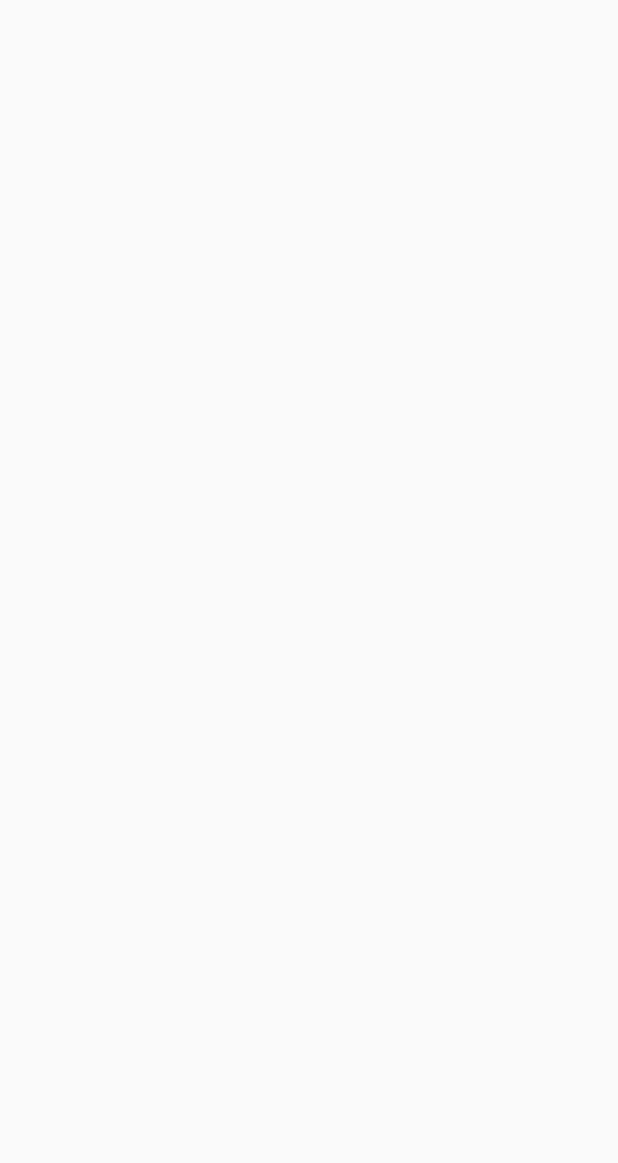
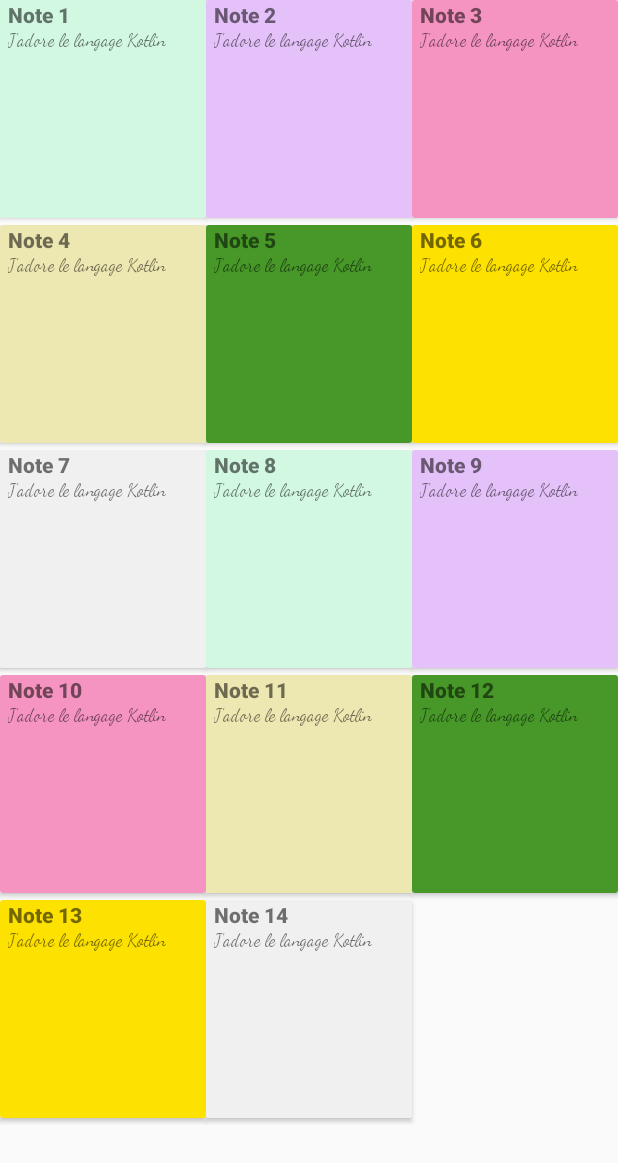
Before and after one commit to RiviereGregory/kotlin_dev_applications_mobiles, an Android app built with Jetpack Compose: the screen it shows after launch (MainActivity), on a phone screen of 412 x 824 dp. Before the commit the part shown is empty. Shown: the top 1163 px of the screen. Run offline under Robolectric (Android 15) with nearby library versions, the phone set to English and light mode, and no system bars.

Commit message:
feat: BlocNote - Ajout recyclerview avec adaptater pour note

```diff
--- a/BlocNote/app/src/main/java/mrs/riverjach/blocnote/NotesListe.kt
+++ b/BlocNote/app/src/main/java/mrs/riverjach/blocnote/NotesListe.kt
@@ -1,11 +1,47 @@
 package mrs.riverjach.blocnote
 
 import android.os.Bundle
+import android.view.View
+import android.widget.Toast
 import androidx.activity.ComponentActivity
+import androidx.recyclerview.widget.LinearLayoutManager
+import androidx.recyclerview.widget.RecyclerView
+import mrs.riverjach.blocnote.adapter.NoteAdapter
+import mrs.riverjach.blocnote.model.Note
 
-class MainActivity : ComponentActivity() {
+class MainActivity : ComponentActivity(), View.OnClickListener {
+    lateinit var notes: MutableList<Note>
+    lateinit var adapter: NoteAdapter
     override fun onCreate(savedInstanceState: Bundle?) {
         super.onCreate(savedInstanceState)
         setContentView(R.layout.listes_notes)
+
+        notes = mutableListOf()
+        notes.add(Note("Note 1", "J'adore le langage Kotlin", 0, ""))
+        notes.add(Note("Note 2", "J'adore le langage Kotlin", 1, ""))
+        notes.add(Note("Note 3", "J'adore le langage Kotlin", 2, ""))
+        notes.add(Note("Note 4", "J'adore le langage Kotlin", 3, ""))
+        notes.add(Note("Note 5", "J'adore le langage Kotlin", 4, ""))
+        notes.add(Note("Note 6", "J'adore le langage Kotlin", 5, ""))
+        notes.add(Note("Note 7", "J'adore le langage Kotlin", 6, ""))
+        notes.add(Note("Note 8", "J'adore le langage Kotlin", 0, ""))
+        notes.add(Note("Note 9", "J'adore le langage Kotlin", 1, ""))
+        notes.add(Note("Note 10", "J'adore le langage Kotlin", 2, ""))
+        notes.add(Note("Note 11", "J'adore le langage Kotlin", 3, ""))
+        notes.add(Note("Note 12", "J'adore le langage Kotlin", 4, ""))
+        notes.add(Note("Note 13", "J'adore le langage Kotlin", 5, ""))
+        notes.add(Note("Note 14", "J'adore le langage Kotlin", 6, ""))
+
+        val recyclerView = findViewById<RecyclerView>(R.id.liste_notes_recycler_view)
+        adapter = NoteAdapter(notes, this)
+        recyclerView.layoutManager = LinearLayoutManager(this)
+        recyclerView.adapter = adapter
+    }
+
+    override fun onClick(view: View?) {
+        if (view?.tag != null) {
+            val chaine = view.tag as String
+            Toast.makeText(this, "tag: ${chaine}", Toast.LENGTH_SHORT).show()
+        }
     }
 }
--- /dev/null
+++ b/BlocNote/app/src/main/java/mrs/riverjach/blocnote/adapter/NoteAdapter.kt
@@ -0,0 +1,107 @@
+package mrs.riverjach.blocnote.adapter
+
+import android.graphics.Color.rgb
+import android.view.LayoutInflater
+import android.view.View
+import android.view.ViewGroup
+import android.widget.RelativeLayout
+import android.widget.TextView
+import androidx.cardview.widget.CardView
+import androidx.recyclerview.widget.RecyclerView
+import mrs.riverjach.blocnote.R
+import mrs.riverjach.blocnote.model.Note
+
+class NoteAdapter(
+    val notes: List<Note>,
+    val itemClickListener: View.OnClickListener
+) : RecyclerView.Adapter<NoteAdapter.ViewHolder>() {
+
+    val color0 = rgb(211, 248, 226)
+    val color1 = rgb(228, 193, 249)
+    val color2 = rgb(246, 148, 193)
+    val color3 = rgb(237, 231, 177)
+    val color4 = rgb(71, 152, 41)
+    val color5 = rgb(253, 225, 0)
+    val color6 = rgb(240, 240, 240)
+    val color = arrayOf(color0, color1, color2, color3, color4, color5, color6)
+
+    class ViewHolder(itemView: View) : RecyclerView.ViewHolder(itemView) {
+        val cardView1 = itemView.findViewById<CardView>(R.id.card_view1)
+        val titre1 = cardView1.findViewById<TextView>(R.id.titre1)
+        val contenu1 = cardView1.findViewById<TextView>(R.id.contenu1)
+        val layout1 = cardView1.findViewById<RelativeLayout>(R.id.layout1)
+        val cardView2 = itemView.findViewById<CardView>(R.id.card_view2)
+        val titre2 = cardView2.findViewById<TextView>(R.id.titre2)
+        val contenu2 = cardView2.findViewById<TextView>(R.id.contenu2)
+        val layout2 = cardView2.findViewById<RelativeLayout>(R.id.layout2)
+        val cardView3 = itemView.findViewById<CardView>(R.id.card_view3)
+        val titre3 = cardView3.findViewById<TextView>(R.id.titre3)
+        val contenu3 = cardView3.findViewById<TextView>(R.id.contenu3)
+        val layout3 = cardView3.findViewById<RelativeLayout>(R.id.layout3)
+
+    }
+
+    override fun onCreateViewHolder(parent: ViewGroup, viewType: Int): NoteAdapter.ViewHolder {
+        val inflater = LayoutInflater.from(parent.context)
+        val viewitem = inflater.inflate(R.layout.item_view, parent, false)
+        return ViewHolder(viewitem)
+    }
+
+    override fun onBindViewHolder(holder: NoteAdapter.ViewHolder, position: Int) {
+        val position1 = 3 * position
+        val position2 = 3 * position + 1
+        val position3 = 3 * position + 2
+
+        if (position1 < notes.size) {
+            val titre1 = notes[position1].titre
+            val contenu1 = notes[position1].contenu
+            val filename1 = notes[position1].filename
+            val cat1 = notes[position1].cat
+            holder.titre1.text = titre1
+            holder.contenu1.text = contenu1
+            holder.cardView1.setOnClickListener(itemClickListener)
+            holder.cardView1.tag = "${filename1};$position1"
+            holder.layout1.setBackgroundColor(color[cat1])
+            holder.cardView1.visibility = View.VISIBLE
+        }
+        if (position2 < notes.size) {
+            val titre2 = notes[position2].titre
+            val contenu2 = notes[position2].contenu
+            val filename2 = notes[position2].filename
+            val cat2 = notes[position2].cat
+            holder.titre2.text = titre2
+            holder.contenu2.text = contenu2
+            holder.cardView2.setOnClickListener(itemClickListener)
+            holder.cardView2.tag = "${filename2};$position2"
+            holder.layout2.setBackgroundColor(color[cat2])
+            holder.cardView2.visibility = View.VISIBLE
+        } else {
+            holder.titre2.text = ""
+            holder.contenu2.text = ""
+            holder.cardView2.tag = ""
+            holder.cardView2.visibility = View.INVISIBLE
+        }
+        if (position3 < notes.size) {
+            val titre3 = notes[position3].titre
+            val contenu3 = notes[position3].contenu
+            val filename3 = notes[position3].filename
+            val cat3 = notes[position3].cat
+            holder.titre3.text = titre3
+            holder.contenu3.text = contenu3
+            holder.cardView3.setOnClickListener(itemClickListener)
+            holder.cardView3.tag = "${filename3};$position3"
+            holder.layout3.setBackgroundColor(color[cat3])
+            holder.cardView3.visibility = View.VISIBLE
+        } else {
+            holder.titre3.text = ""
+            holder.contenu3.text = ""
+            holder.cardView3.tag = ""
+            holder.cardView3.visibility = View.INVISIBLE
+        }
+    }
+
+    override fun getItemCount(): Int {
+        return if (notes.size % 3 == 0) notes.size / 3 else notes.size / 3 + 1
+    }
+
+}
--- a/BlocNote/app/src/main/res/layout/listes_notes.xml
+++ b/BlocNote/app/src/main/res/layout/listes_notes.xml
@@ -1,8 +1,16 @@
 <?xml version="1.0" encoding="utf-8"?>
-<androidx.constraintlayout.widget.ConstraintLayout xmlns:android="http://schemas.android.com/apk/res/android"
+<RelativeLayout xmlns:android="http://schemas.android.com/apk/res/android"
     xmlns:tools="http://schemas.android.com/tools"
     android:layout_width="match_parent"
     android:layout_height="match_parent"
     tools:context=".MainActivity">
 
-</androidx.constraintlayout.widget.ConstraintLayout>
+    <androidx.recyclerview.widget.RecyclerView
+        android:id="@+id/liste_notes_recycler_view"
+        android:layout_width="match_parent"
+        android:layout_height="match_parent"
+        tools:ignore="ExtraText">
+        tools:listitem="@layout/item_view"
+    </androidx.recyclerview.widget.RecyclerView>
+
+</RelativeLayout>
```
